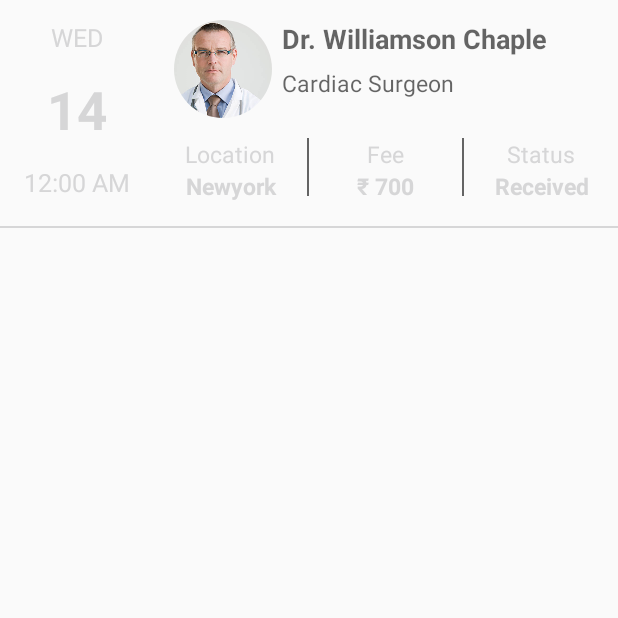
After one commit to Bhagyashree-commit/eMediconn, an Android app: the MyActivity screen opened directly, with no data from a screen before it, on a phone screen of 412 x 824 dp, the top half of it. The commit adds this screen. Run offline under Robolectric (Android 15) with nearby library versions, the phone set to English and light mode, and no system bars; our stand-ins replace CircleImageView, sdp/ssp sizes.

Commit message:
02-11-2020

```diff
--- a/app/src/main/java/com/example/emediconn/Adapter/SpecialityAdapter.java
+++ b/app/src/main/java/com/example/emediconn/Adapter/SpecialityAdapter.java
@@ -73,7 +73,7 @@ public class SpecialityAdapter extends RecyclerView.Adapter<SpecialityAdapter.Vi
                 i.putExtra("Speciality",specialityModel.getSpeciality_title());
 
                     Speciality=specialityModel.getSpeciality_title();
-                Log.d("speciality","bhagya "+specialityModel.getSpeciality_title());
+               // Log.d("speciality","bhagya "+specialityModel.getSpeciality_title());
 
                 context.startActivity(new Intent(context, DoctorRegistration.class));
 
--- /dev/null
+++ b/app/src/main/java/com/example/emediconn/Patient/MyActivity.java
@@ -0,0 +1,24 @@
+package com.example.emediconn.Patient;
+
+import androidx.appcompat.app.AppCompatActivity;
+
+import androidx.viewpager.widget.ViewPager;
+
+
+import android.os.Bundle;
+
+
+import com.example.emediconn.Adapter.MyAdapter;
+import com.example.emediconn.R;
+import com.google.android.material.tabs.TabLayout;
+
+public class MyActivity extends AppCompatActivity {
+
+
+    @Override
+    protected void onCreate(Bundle savedInstanceState) {
+        super.onCreate(savedInstanceState);
+        setContentView(R.layout.activity_myappointments);
+
+    }
+    }
--- /dev/null
+++ b/app/src/main/res/layout/activity_myappointments.xml
@@ -0,0 +1,203 @@
+<?xml version="1.0" encoding="utf-8"?>
+<LinearLayout xmlns:android="http://schemas.android.com/apk/res/android"
+    xmlns:tools="http://schemas.android.com/tools"
+    android:layout_width="match_parent"
+    android:layout_height="match_parent"
+    android:orientation="vertical"
+    xmlns:app="http://schemas.android.com/apk/res-auto"
+    tools:context=".MainActivity">
+
+    <LinearLayout
+        android:weightSum="2"
+        android:layout_width="match_parent"
+        android:layout_height="wrap_content">
+
+        <LinearLayout
+            android:orientation="vertical"
+            android:layout_weight=".5"
+            android:layout_width="0dp"
+            android:layout_height="match_parent">
+
+            <TextView
+                android:layout_marginTop="@dimen/_10sdp"
+                android:textColor="@color/grey_600"
+                android:layout_gravity="center"
+                android:textSize="@dimen/_13sdp"
+                android:text="WED"
+                android:layout_width="wrap_content"
+                android:layout_height="wrap_content"/>
+            <TextView
+                android:layout_marginTop="@dimen/_10sdp"
+                android:textColor="@color/red_900"
+                android:layout_gravity="center"
+                android:textSize="@dimen/_27sdp"
+                android:text="14"
+                android:textStyle="bold"
+                android:layout_width="wrap_content"
+                android:layout_height="wrap_content"/>
+
+
+            <TextView
+                android:layout_marginTop="@dimen/_10sdp"
+                android:textColor="@color/grey_600"
+                android:layout_gravity="center"
+                android:textSize="@dimen/_13sdp"
+                android:text="12:00 AM"
+                android:layout_width="wrap_content"
+                android:layout_height="wrap_content"/>
+        </LinearLayout>
+
+
+        <LinearLayout
+            android:orientation="vertical"
+            android:layout_weight="1.5"
+            android:layout_width="0dp"
+            android:layout_height="match_parent">
+
+
+            <LinearLayout
+                android:layout_marginLeft="@dimen/_10sdp"
+                android:layout_marginTop="@dimen/_10sdp"
+                android:layout_width="match_parent"
+                android:layout_height="@dimen/_50sdp">
+
+
+                <de.hdodenhof.circleimageview.CircleImageView
+                    android:outlineSpotShadowColor="@color/blue_900"
+                    app:civ_circle_background_color="@color/blue_900"
+                    android:src="@drawable/doctrrrr"
+                    android:layout_width="@dimen/_50sdp"
+                    android:layout_height="@dimen/_50sdp"/>
+
+                <LinearLayout
+                    android:orientation="vertical"
+
+                    android:layout_marginLeft="@dimen/_5sdp"
+                    android:layout_width="wrap_content"
+                    android:layout_height="wrap_content">
+
+                    <TextView
+                        android:textStyle="bold"
+                        android:textColor="@color/black_trans"
+                        android:textSize="@dimen/_14sdp"
+                        android:text="Dr. Williamson Chaple"
+                        android:layout_width="wrap_content"
+                        android:layout_height="wrap_content"/>
+                    <TextView
+                        android:layout_marginTop="@dimen/_5sdp"
+                        android:textColor="@color/black_trans"
+                        android:textSize="@dimen/_12sdp"
+                        android:text="Cardiac Surgeon"
+                        android:layout_width="wrap_content"
+                        android:layout_height="wrap_content">
+                    </TextView>
+
+                </LinearLayout>
+
+
+
+            </LinearLayout>
+
+            <LinearLayout
+                android:weightSum="3"
+                android:layout_width="match_parent"
+                android:layout_height="@dimen/_50sdp">
+                <LinearLayout
+                    android:orientation="vertical"
+                    android:layout_weight="1"
+                    android:layout_width="0dp"
+                    android:layout_height="match_parent">
+                    <TextView
+                        android:layout_marginTop="@dimen/_10sdp"
+                        android:gravity="center"
+                        android:textSize="@dimen/_12sdp"
+                        android:textColor="@color/grey_900"
+                        android:text="Location"
+                        android:layout_width="match_parent"
+                        android:layout_height="wrap_content"/>
+
+                    <TextView
+                        android:gravity="center"
+                        android:textStyle="bold"
+                        android:textSize="@dimen/_12sdp"
+                        android:textColor="@color/grey_700"
+                        android:text="Newyork"
+                        android:layout_width="match_parent"
+                        android:layout_height="wrap_content"/>
+
+
+                </LinearLayout>
+
+                <View
+                    android:background="@color/black_trans"
+                    android:layout_marginBottom="@dimen/_10sdp"
+                    android:layout_marginTop="@dimen/_10sdp"
+                    android:layout_width="@dimen/_1sdp"
+                    android:layout_height="match_parent"></View>
+                <LinearLayout
+                    android:orientation="vertical"
+                    android:layout_weight="1"
+                    android:layout_width="0dp"
+                    android:layout_height="match_parent">
+
+                    <TextView
+                        android:layout_marginTop="@dimen/_10sdp"
+                        android:gravity="center"
+                        android:textSize="@dimen/_12sdp"
+                        android:textColor="@color/grey_900"
+                        android:text="Fee"
+                        android:layout_width="match_parent"
+                        android:layout_height="wrap_content"/>
+
+                    <TextView
+                        android:gravity="center"
+                        android:textStyle="bold"
+                        android:textSize="@dimen/_12sdp"
+                        android:textColor="@color/grey_700"
+                        android:text="\u20b9 700"
+                        android:layout_width="match_parent"
+                        android:layout_height="wrap_content"/>
+                </LinearLayout>
+                <View
+                    android:background="@color/black_trans"
+                    android:layout_marginBottom="@dimen/_10sdp"
+                    android:layout_marginTop="@dimen/_10sdp"
+                    android:layout_width="@dimen/_1sdp"
+                    android:layout_height="match_parent"></View>
+                <LinearLayout
+                    android:orientation="vertical"
+                    android:layout_weight="1"
+                    android:layout_width="0dp"
+                    android:layout_height="match_parent">
+
+                    <TextView
+                        android:layout_marginTop="@dimen/_10sdp"
+                        android:gravity="center"
+                        android:textSize="@dimen/_12sdp"
+                        android:textColor="@color/grey_900"
+                        android:text="Status"
+                        android:layout_width="match_parent"
+                        android:layout_height="wrap_content"/>
+
+                    <TextView
+                        android:gravity="center"
+                        android:textStyle="bold"
+                        android:textSize="@dimen/_12sdp"
+                        android:textColor="@color/red_900"
+                        android:text="Received"
+                        android:layout_width="match_parent"
+                        android:layout_height="wrap_content"/>
+                </LinearLayout>
+
+        </LinearLayout>
+
+        </LinearLayout>
+
+    </LinearLayout>
+    <View
+        android:layout_marginTop="@dimen/_5sdp"
+        android:background="@color/grey_300"
+        android:layout_width="match_parent"
+        android:layout_height="1dp"/>
+
+</LinearLayout>
--- a/build.gradle
+++ b/build.gradle
@@ -3,6 +3,7 @@ buildscript {
     repositories {
         google()
         jcenter()
+        maven { url 'https://jitpack.io' }
     }
     dependencies {
         classpath 'com.android.tools.build:gradle:4.0.2'
```
Also changed, not shown: app/build.gradle (+6 -3 lines), app/src/main/AndroidManifest.xml (+9 -8 lines), app/src/main/java/com/example/emediconn/Adapter/MyAdapter.java (added, +35 -0 lines), app/src/main/java/com/example/emediconn/Patient/TimeSlot.java (added, +163 -0 lines), app/src/main/res/drawable/mydrawble.xml (added, +11 -0 lines), app/src/main/res/drawable/timecapsule.xml (added, +17 -0 lines), app/src/main/res/layout/activity_time_slot.xml (added, +142 -0 lines), app/src/main/res/layout/slot_items.xml (added, +25 -0 lines), app/src/main/res/drawable/moon.png (added), app/src/main/res/drawable/sun.png (added), app/src/main/res/drawable/sun_afternoon.png (added).
